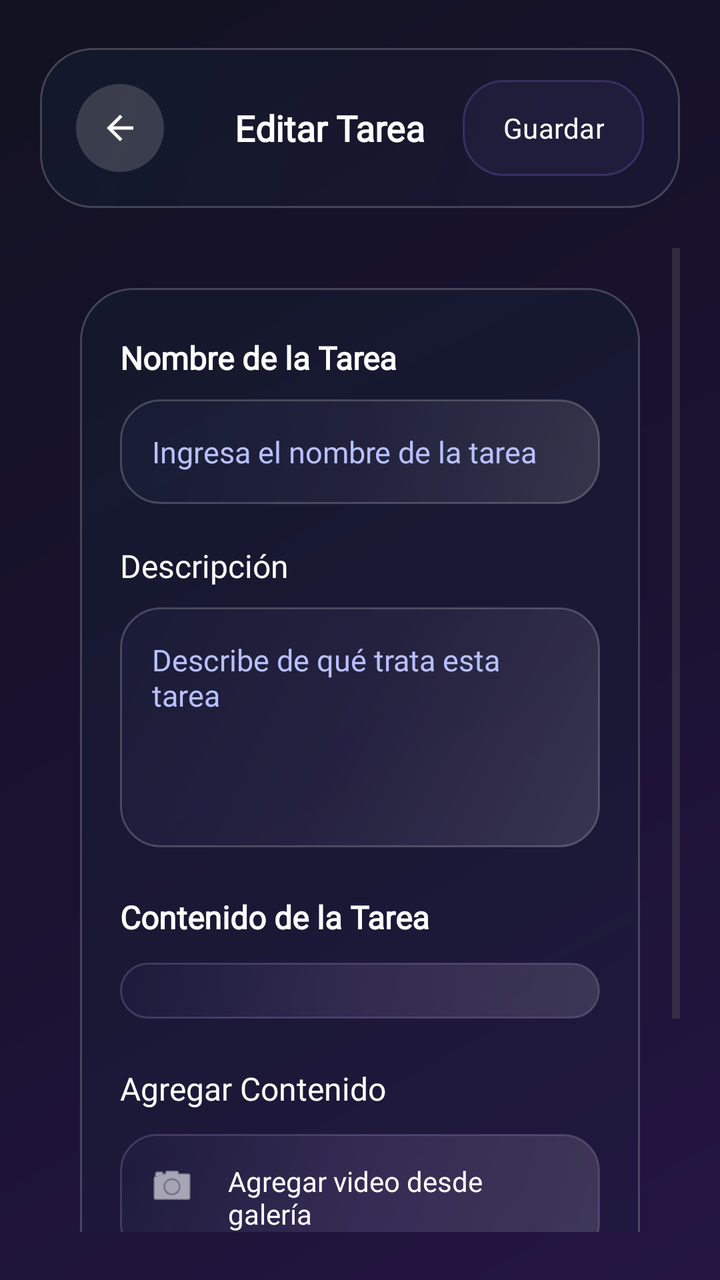
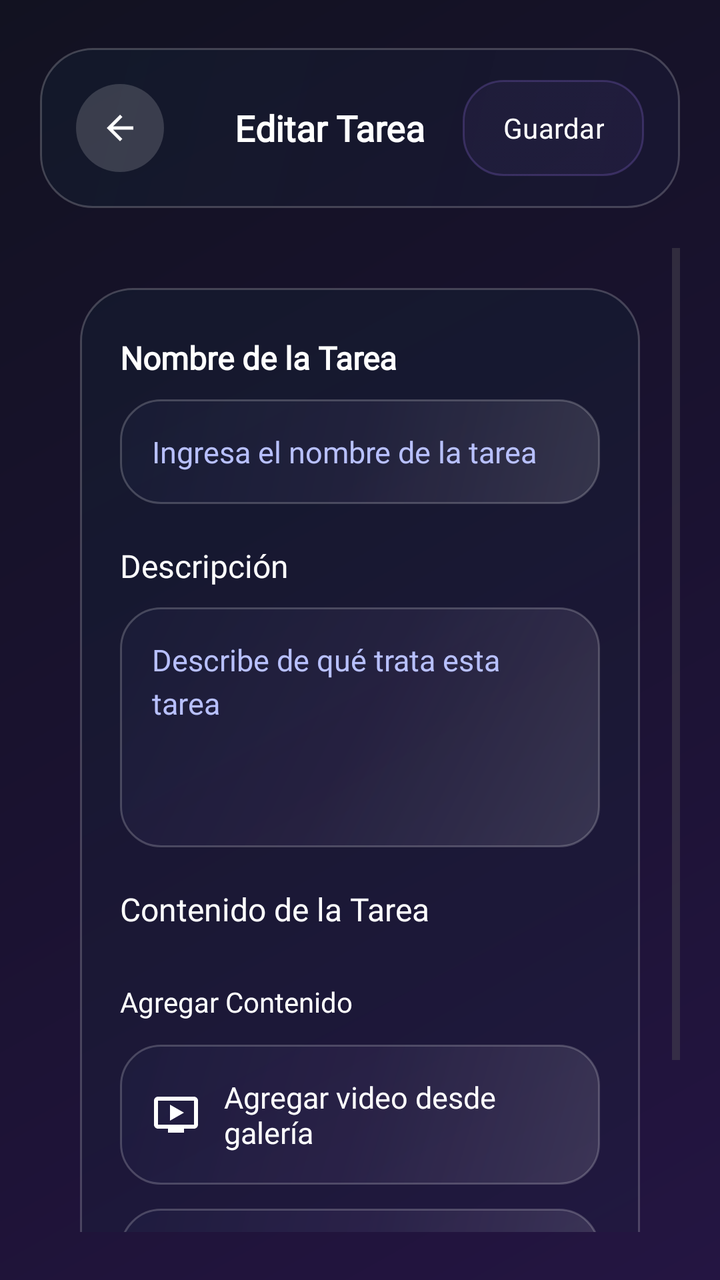

Before-and-after screenshots of an Android layout around one commit, followed by the original layout XML and the change that was made.
<!-- AndroidManifest.xml: application theme Theme.CourseV -->
<!-- res/layout/fragment_course_task.xml -->
<?xml version="1.0" encoding="utf-8"?>
<androidx.constraintlayout.widget.ConstraintLayout xmlns:android="http://schemas.android.com/apk/res/android"
    xmlns:app="http://schemas.android.com/apk/res-auto"
    xmlns:tools="http://schemas.android.com/tools"
    android:layout_width="match_parent"
    android:layout_height="match_parent"
    android:background="@drawable/bg_app_gradient"
    tools:context=".ui.CourseTaskFragment">

    
    <LinearLayout
        android:id="@+id/headerLayout"
        android:layout_width="0dp"
        android:layout_height="wrap_content"
        android:layout_marginStart="20dp"
        android:layout_marginEnd="20dp"
        android:layout_marginTop="24dp"
        android:background="@drawable/bg_surface_glass"
        android:elevation="8dp"
        android:gravity="center_vertical"
        android:orientation="horizontal"
        android:paddingStart="18dp"
        android:paddingTop="16dp"
        android:paddingEnd="18dp"
        android:paddingBottom="16dp"
        app:layout_constraintEnd_toEndOf="parent"
        app:layout_constraintStart_toStartOf="parent"
        app:layout_constraintTop_toTopOf="parent">

        <ImageButton
            android:id="@+id/backButton"
            android:layout_width="44dp"
            android:layout_height="44dp"
            android:background="@drawable/bg_nav_button"
            android:contentDescription="Regresar"
            android:padding="12dp"
            android:scaleType="centerInside"
            android:src="@drawable/ic_arrow_back"
            android:tint="#FFFFFF" />

        <TextView
            android:id="@+id/taskTitleTextView"
            android:layout_width="0dp"
            android:layout_height="wrap_content"
            android:layout_marginStart="16dp"
            android:layout_weight="1"
            android:gravity="center"
            android:text="Editar Tarea"
            android:textColor="#FFFFFF"
            android:textSize="18sp"
            android:textStyle="bold"
            android:fontFamily="@font/sf_pro_display_semibold" />

        <Button
            android:id="@+id/saveTaskButton"
            android:layout_width="wrap_content"
            android:layout_height="wrap_content"
            android:background="@drawable/bg_action_button_pill_outline"
            android:fontFamily="@font/sf_pro_display_semibold"
            android:paddingStart="20dp"
            android:paddingEnd="20dp"
            android:paddingTop="10dp"
            android:paddingBottom="10dp"
            android:text="Guardar"
            android:textAllCaps="false"
            android:textColor="#FFFFFF"
            android:textSize="14sp" />
    </LinearLayout>

    
    <ScrollView
        android:layout_width="0dp"
        android:layout_height="0dp"
        android:layout_marginStart="20dp"
        android:layout_marginEnd="20dp"
        android:layout_marginTop="20dp"
        android:layout_marginBottom="24dp"
        android:clipToPadding="false"
        android:fillViewport="true"
        app:layout_constraintBottom_toBottomOf="parent"
        app:layout_constraintEnd_toEndOf="parent"
        app:layout_constraintStart_toStartOf="parent"
        app:layout_constraintTop_toBottomOf="@id/headerLayout">

        <LinearLayout
            android:layout_width="match_parent"
            android:layout_height="wrap_content"
            android:orientation="vertical"
            android:paddingStart="20dp"
            android:paddingTop="20dp"
            android:paddingEnd="20dp"
            android:paddingBottom="32dp">

            <LinearLayout
                android:id="@+id/taskEditorCard"
                android:layout_width="match_parent"
                android:layout_height="wrap_content"
                android:orientation="vertical"
                android:background="@drawable/bg_surface_glass"
                android:paddingStart="20dp"
                android:paddingTop="24dp"
                android:paddingEnd="20dp"
                android:paddingBottom="28dp"
                android:animateLayoutChanges="true"
                android:elevation="6dp">

                <TextView
                    android:layout_width="wrap_content"
                    android:layout_height="wrap_content"
                    android:text="Nombre de la Tarea"
                    android:textColor="#FFFFFF"
                    android:textSize="16sp"
                    android:textStyle="bold"
                    android:fontFamily="@font/sf_pro_display_semibold" />

                <EditText
                    android:id="@+id/taskNameEditText"
                    android:layout_width="match_parent"
                    android:layout_height="wrap_content"
                    android:layout_marginTop="10dp"
                    android:background="@drawable/bg_input_glass"
                    android:fontFamily="@font/sf_pro_display_regular"
                    android:hint="Ingresa el nombre de la tarea"
                    android:padding="16dp"
                    android:textColor="#FFFFFF"
                    android:textColorHint="#B8C0FF"
                    android:textSize="15sp" />

                <TextView
                    android:layout_width="wrap_content"
                    android:layout_height="wrap_content"
                    android:layout_marginTop="20dp"
                    android:text="Descripción"
                    android:textColor="#FFFFFF"
                    android:textSize="16sp"
                    android:fontFamily="@font/sf_pro_display_semibold" />

                <EditText
                    android:id="@+id/taskDescriptionEditText"
                    android:layout_width="match_parent"
                    android:layout_height="120dp"
                    android:layout_marginTop="10dp"
                    android:background="@drawable/bg_input_glass"
                    android:fontFamily="@font/sf_pro_display_regular"
                    android:gravity="top"
                    android:hint="Describe de qué trata esta tarea"
                    android:inputType="textMultiLine"
                    android:padding="16dp"
                    android:textColor="#FFFFFF"
                    android:textColorHint="#B8C0FF"
                    android:textSize="15sp" />

                <TextView
                    android:layout_width="wrap_content"
                    android:layout_height="wrap_content"
                    android:layout_marginTop="24dp"
                    android:text="Contenido de la Tarea"
                    android:textColor="#FFFFFF"
                    android:textSize="16sp"
                    android:textStyle="bold"
                    android:fontFamily="@font/sf_pro_display_semibold" />

                <LinearLayout
                    android:id="@+id/contentContainer"
                    android:layout_width="match_parent"
                    android:layout_height="wrap_content"
                    android:layout_marginTop="12dp"
                    android:orientation="vertical"
                    android:paddingStart="16dp"
                    android:paddingTop="12dp"
                    android:paddingEnd="16dp"
                    android:paddingBottom="16dp"
                    android:background="@drawable/bg_card_section_glass" />

                <TextView
                    android:layout_width="wrap_content"
                    android:layout_height="wrap_content"
                    android:layout_marginTop="24dp"
                    android:text="Agregar Contenido"
                    android:textColor="#FFFFFF"
                    android:textSize="16sp"
                    android:fontFamily="@font/sf_pro_display_semibold" />

                <LinearLayout
                    android:id="@+id/addVideoButton"
                    android:layout_width="match_parent"
                    android:layout_height="wrap_content"
                    android:layout_marginTop="12dp"
                    android:background="@drawable/bg_card_section_glass"
                    android:clickable="true"
                    android:contentDescription="@string/add_video_button_desc"
                    android:focusable="true"
                    android:orientation="horizontal"
                    android:padding="14dp"
                    android:foreground="?attr/selectableItemBackground">

                    <ImageView
                        android:layout_width="24dp"
                        android:layout_height="24dp"
                        android:contentDescription="@string/video_icon_desc"
                        android:src="@android:drawable/ic_menu_camera"
                        android:tint="#FFFFFF" />

                    <TextView
                        android:layout_width="wrap_content"
                        android:layout_height="wrap_content"
                        android:layout_marginStart="16dp"
                        android:fontFamily="@font/sf_pro_display_regular"
                        android:text="Agregar video desde galería"
                        android:textColor="#FFFFFF"
                        android:textSize="14sp" />
                </LinearLayout>

                <LinearLayout
                    android:id="@+id/addDocumentButton"
                    android:layout_width="match_parent"
                    android:layout_height="wrap_content"
                    android:layout_marginTop="10dp"
                    android:background="@drawable/bg_card_section_glass"
                    android:clickable="true"
                    android:contentDescription="@string/add_document_button_desc"
                    android:focusable="true"
                    android:orientation="horizontal"
                    android:padding="14dp"
                    android:foreground="?attr/selectableItemBackground">

                    <ImageView
                        android:layout_width="24dp"
                        android:layout_height="24dp"
                        android:contentDescription="@string/document_icon_desc"
                        android:src="@android:drawable/ic_menu_edit"
                        android:tint="#FFFFFF" />

                    <TextView
                        android:layout_width="wrap_content"
                        android:layout_height="wrap_content"
                        android:layout_marginStart="16dp"
                        android:fontFamily="@font/sf_pro_display_regular"
                        android:text="Agregar documento"
                        android:textColor="#FFFFFF"
                        android:textSize="14sp" />
                </LinearLayout>
            </LinearLayout>
        </LinearLayout>
    </ScrollView>

</androidx.constraintlayout.widget.ConstraintLayout>
<!-- resources referenced by this layout -->
<resources>
  <!-- drawable bg_app_gradient (drawable) -->
  <?xml version="1.0" encoding="utf-8"?>
  <shape xmlns:android="http://schemas.android.com/apk/res/android" android:shape="rectangle">
      <gradient
          android:type="linear"
          android:startColor="#121221"
          android:centerColor="#1A1230"
          android:endColor="#241542"
          android:angle="315" />
  </shape>
  <!-- drawable bg_card_section_glass (drawable) -->
  <?xml version="1.0" encoding="utf-8"?>
  <shape xmlns:android="http://schemas.android.com/apk/res/android"
      android:shape="rectangle">
      <corners android:radius="18dp" />
      <gradient
          android:type="linear"
          android:angle="135"
          android:startColor="#22FFFFFF"
          android:centerColor="#1FD0B2FF"
          android:endColor="#102B4178" />
      <stroke
          android:width="1dp"
          android:color="#33D0B2FF" />
  </shape>
  <!-- drawable bg_input_glass (drawable) -->
  <?xml version="1.0" encoding="utf-8"?>
  <shape xmlns:android="http://schemas.android.com/apk/res/android"
      android:shape="rectangle">
      <corners android:radius="20dp" />
      <gradient
          android:type="linear"
          android:angle="135"
          android:startColor="#1FFFFFFF"
          android:centerColor="#0FD0B2FF"
          android:endColor="#122C3D80" />
      <stroke
          android:width="1dp"
          android:color="#33FFFFFF" />
      <padding
          android:left="4dp"
          android:top="2dp"
          android:right="4dp"
          android:bottom="2dp" />
  </shape>
  <!-- drawable bg_nav_button (drawable) -->
  <?xml version="1.0" encoding="utf-8"?>
  <selector xmlns:android="http://schemas.android.com/apk/res/android">
      <item android:state_pressed="true">
          <shape android:shape="rectangle">
              <solid android:color="#66FFFFFF" />
              <corners android:radius="24dp" />
          </shape>
      </item>
      <item android:state_focused="true">
          <shape android:shape="rectangle">
              <solid android:color="#4CFFFFFF" />
              <corners android:radius="24dp" />
          </shape>
      </item>
      <item>
          <shape android:shape="rectangle">
              <solid android:color="#29FFFFFF" />
              <corners android:radius="24dp" />
          </shape>
      </item>
  </selector>
  <!-- drawable bg_surface_glass (drawable) -->
  <?xml version="1.0" encoding="utf-8"?>
  <shape xmlns:android="http://schemas.android.com/apk/res/android"
      android:shape="rectangle">
      <gradient
          android:startColor="#4C1C1E3F"
          android:endColor="#66122132"
          android:angle="135" />
      <corners android:radius="26dp" />
      <stroke
          android:width="1dp"
          android:color="#33FFFFFF" />
  </shape>
  <!-- drawable ic_arrow_back (drawable) -->
  <vector xmlns:android="http://schemas.android.com/apk/res/android"
      android:width="24dp"
      android:height="24dp"
      android:viewportWidth="24.0"
      android:viewportHeight="24.0"
      android:tint="?attr/colorControlNormal">  
      <path
          android:fillColor="@android:color/white"
          android:pathData="M20,11H7.83l5.59,-5.59L12,4l-8,8 8,8 1.41,-1.41L7.83,13H20v-2z"/>
  </vector>
  <string name="add_document_button_desc">Botón para agregar un documento</string>
  <string name="add_video_button_desc">Botón para agregar un video desde la galería</string>
  <string name="document_icon_desc">Ícono de documento</string>
  <string name="video_icon_desc">Ícono de video</string>
  <style name="Theme.CourseV" parent="Base.Theme.CourseV" />
  <style name="Base.Theme.CourseV" parent="Theme.Material3.DayNight.NoActionBar">
          
          
      </style>
  <!-- unchanged entries left out for length: 1 -->
</resources>

<!-- the commit's change to res/layout/fragment_course_task.xml (unified diff, before → after) -->
@@ -148,37 +148,32 @@
                     android:padding="16dp"
                     android:textColor="#FFFFFF"
                     android:textColorHint="#B8C0FF"
-                    android:textSize="15sp" />
-
-                <TextView
-                    android:layout_width="wrap_content"
-                    android:layout_height="wrap_content"
-                    android:layout_marginTop="24dp"
+                    android:textSize="15sp"
+                    android:lineSpacingExtra="4dp" />
+
+                <TextView
+                    android:layout_width="wrap_content"
+                    android:layout_height="wrap_content"
+                    android:layout_marginTop="20dp"
                     android:text="Contenido de la Tarea"
                     android:textColor="#FFFFFF"
                     android:textSize="16sp"
-                    android:textStyle="bold"
                     android:fontFamily="@font/sf_pro_display_semibold" />
 
                 <LinearLayout
                     android:id="@+id/contentContainer"
                     android:layout_width="match_parent"
                     android:layout_height="wrap_content"
-                    android:layout_marginTop="12dp"
-                    android:orientation="vertical"
-                    android:paddingStart="16dp"
-                    android:paddingTop="12dp"
-                    android:paddingEnd="16dp"
-                    android:paddingBottom="16dp"
-                    android:background="@drawable/bg_card_section_glass" />
-
-                <TextView
-                    android:layout_width="wrap_content"
-                    android:layout_height="wrap_content"
-                    android:layout_marginTop="24dp"
+                    android:layout_marginTop="10dp"
+                    android:orientation="vertical" />
+
+                <TextView
+                    android:layout_width="wrap_content"
+                    android:layout_height="wrap_content"
+                    android:layout_marginTop="16dp"
                     android:text="Agregar Contenido"
                     android:textColor="#FFFFFF"
-                    android:textSize="16sp"
+                    android:textSize="14sp"
                     android:fontFamily="@font/sf_pro_display_semibold" />
 
                 <LinearLayout
@@ -186,60 +181,59 @@
                     android:layout_width="match_parent"
                     android:layout_height="wrap_content"
                     android:layout_marginTop="12dp"
-                    android:background="@drawable/bg_card_section_glass"
+                    android:background="@drawable/bg_input_glass"
                     android:clickable="true"
-                    android:contentDescription="@string/add_video_button_desc"
                     android:focusable="true"
+                    android:gravity="center_vertical"
                     android:orientation="horizontal"
-                    android:padding="14dp"
-                    android:foreground="?attr/selectableItemBackground">
+                    android:padding="16dp">
 
                     <ImageView
                         android:layout_width="24dp"
                         android:layout_height="24dp"
-                        android:contentDescription="@string/video_icon_desc"
-                        android:src="@android:drawable/ic_menu_camera"
+                        android:src="@drawable/ic_video"
                         android:tint="#FFFFFF" />
 
                     <TextView
-                        android:layout_width="wrap_content"
+                        android:layout_width="0dp"
                         android:layout_height="wrap_content"
-                        android:layout_marginStart="16dp"
-                        android:fontFamily="@font/sf_pro_display_regular"
+                        android:layout_marginStart="12dp"
+                        android:layout_weight="1"
                         android:text="Agregar video desde galería"
                         android:textColor="#FFFFFF"
-                        android:textSize="14sp" />
+                        android:textSize="15sp"
+                        android:fontFamily="@font/sf_pro_display_regular" />
                 </LinearLayout>
 
                 <LinearLayout
                     android:id="@+id/addDocumentButton"
                     android:layout_width="match_parent"
                     android:layout_height="wrap_content"
-                    android:layout_marginTop="10dp"
-                    android:background="@drawable/bg_card_section_glass"
+                    android:layout_marginTop="12dp"
+                    android:background="@drawable/bg_input_glass"
                     android:clickable="true"
-                    android:contentDescription="@string/add_document_button_desc"
                     android:focusable="true"
+                    android:gravity="center_vertical"
                     android:orientation="horizontal"
-                    android:padding="14dp"
-                    android:foreground="?attr/selectableItemBackground">
+                    android:padding="16dp">
 
                     <ImageView
                         android:layout_width="24dp"
                         android:layout_height="24dp"
-                        android:contentDescription="@string/document_icon_desc"
-                        android:src="@android:drawable/ic_menu_edit"
+                        android:src="@drawable/ic_document"
                         android:tint="#FFFFFF" />
 
                     <TextView
-                        android:layout_width="wrap_content"
+                        android:layout_width="0dp"
                         android:layout_height="wrap_content"
-                        android:layout_marginStart="16dp"
-                        android:fontFamily="@font/sf_pro_display_regular"
+                        android:layout_marginStart="12dp"
+                        android:layout_weight="1"
                         android:text="Agregar documento"
                         android:textColor="#FFFFFF"
-                        android:textSize="14sp" />
+                        android:textSize="15sp"
+                        android:fontFamily="@font/sf_pro_display_regular" />
                 </LinearLayout>
+
             </LinearLayout>
         </LinearLayout>
     </ScrollView>
<!-- resource entries referenced after the edit -->
@@ -9,21 +9,6 @@
           android:centerColor="#1A1230"
           android:endColor="#241542"
           android:angle="315" />
-  </shape>
-  <!-- drawable bg_card_section_glass (drawable) -->
-  <?xml version="1.0" encoding="utf-8"?>
-  <shape xmlns:android="http://schemas.android.com/apk/res/android"
-      android:shape="rectangle">
-      <corners android:radius="18dp" />
-      <gradient
-          android:type="linear"
-          android:angle="135"
-          android:startColor="#22FFFFFF"
-          android:centerColor="#1FD0B2FF"
-          android:endColor="#102B4178" />
-      <stroke
-          android:width="1dp"
-          android:color="#33D0B2FF" />
   </shape>
   <!-- drawable bg_input_glass (drawable) -->
   <?xml version="1.0" encoding="utf-8"?>
@@ -91,10 +76,27 @@
           android:fillColor="@android:color/white"
           android:pathData="M20,11H7.83l5.59,-5.59L12,4l-8,8 8,8 1.41,-1.41L7.83,13H20v-2z"/>
   </vector>
-  <string name="add_document_button_desc">Botón para agregar un documento</string>
-  <string name="add_video_button_desc">Botón para agregar un video desde la galería</string>
-  <string name="document_icon_desc">Ícono de documento</string>
-  <string name="video_icon_desc">Ícono de video</string>
+  <!-- drawable ic_document (drawable) -->
+  <vector xmlns:android="http://schemas.android.com/apk/res/android"
+      android:width="24dp"
+      android:height="24dp"
+      android:viewportWidth="24.0"
+      android:viewportHeight="24.0"
+      android:tint="?attr/colorControlNormal">
+      <path
+          android:fillColor="@android:color/white"
+          android:pathData="M14,2L6,2c-1.1,0 -1.99,0.9 -1.99,2L4,20c0,1.1 0.89,2 1.99,2L18,22c1.1,0 2,-0.9 2,-2L20,8l-6,-6zM16,18L8,18v-2h8v2zM16,14L8,14v-2h8v2zM13,9L13,3.5L18.5,9L13,9z"/>
+  </vector>
+  <!-- drawable ic_video (drawable) -->
+  <vector xmlns:android="http://schemas.android.com/apk/res/android"
+      android:width="24dp"
+      android:height="24dp"
+      android:viewportWidth="24"
+      android:viewportHeight="24">
+      <path
+          android:fillColor="#FFFFFF"
+          android:pathData="M21,3L3,3c-1.11,0 -2,0.89 -2,2v12c0,1.1 0.89,2 2,2h5v2h8v-2h5c1.1,0 1.99,-0.9 1.99,-2L23,5c0,-1.11 -0.9,-2 -2,-2zM21,17L3,17L3,5h18v12zM16,11l-7,4L9,7z"/>
+  </vector>
   <style name="Theme.CourseV" parent="Base.Theme.CourseV" />
   <style name="Base.Theme.CourseV" parent="Theme.Material3.DayNight.NoActionBar">
           
